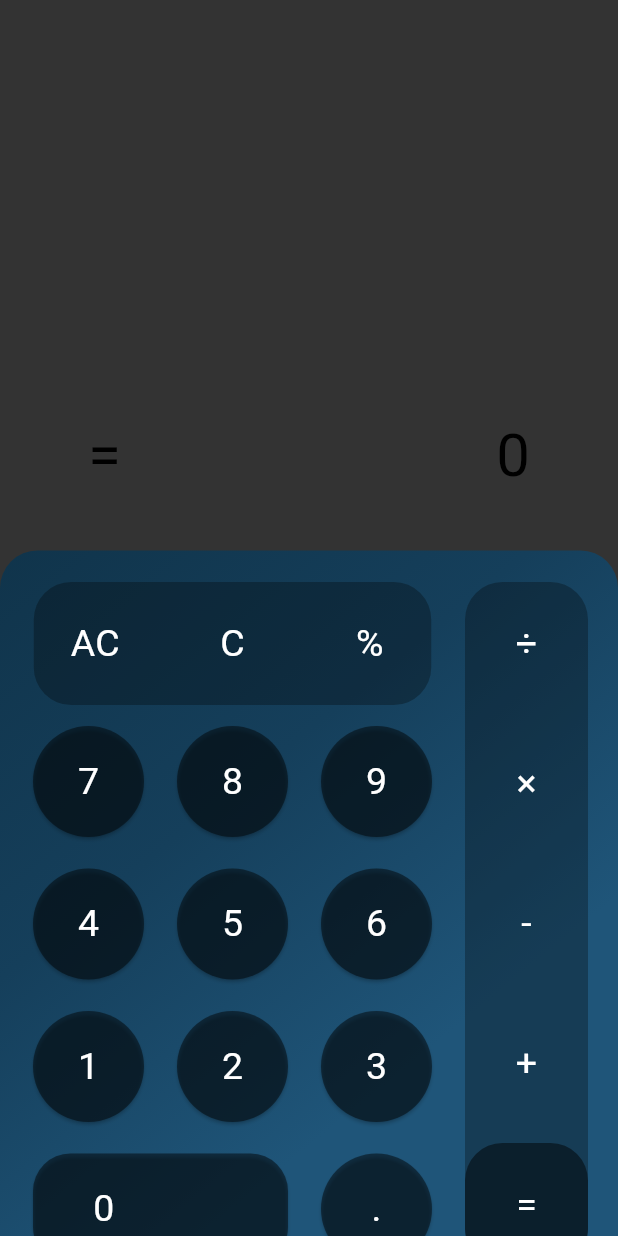
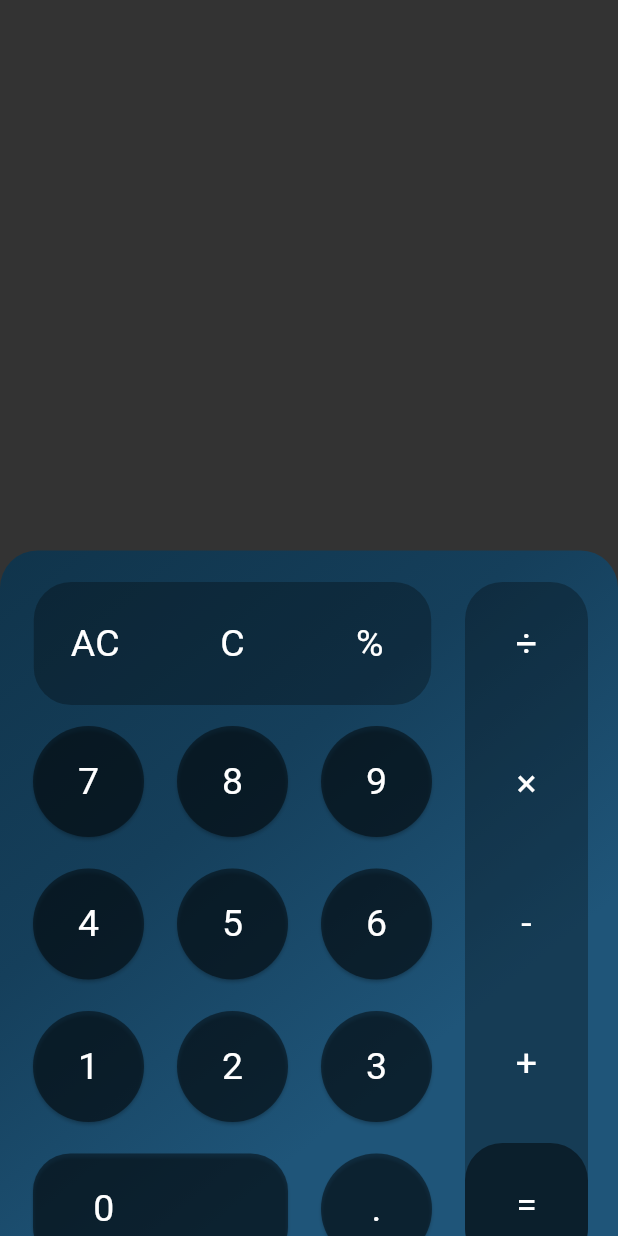
Before and after one commit to nakuldevmv/Calculator, a Flutter app: the screen it shows after launch, on a phone screen of 412 x 824 dp. Run offline on Flutter 3.47's test engine with Material 3 defaults, Android fonts, the phone set to English and light mode, and no system bars; our stand-ins replace get, smooth_page_indicator; missing offline and left inert: dart:ffi, function_tree.

Commit message:
Update calculator.dart

```diff
--- a/lib/Pages/calculator.dart
+++ b/lib/Pages/calculator.dart
@@ -27,62 +27,70 @@ class calculator extends StatelessWidget {
             builder: (getanswer) {
               return mainscreen(
                 isValue: controller.isValue,
-                child: Stack(
-                  alignment: Alignment.bottomCenter,
+                //   child: Stack(
+                //     alignment: Alignment.bottomCenter,
+                //     children: [
+                //       // Positioned(
+                //       //   top: 25,
+                //       //   left: 25,
+                //       //   child: InkWell(
+                //       //       onTap: () {
+                //       //         controller.screenUp();
+                //       //       },
+                //       //       child: const Icon(
+                //       //         Icons.menu,
+                //       //         size: 30,
+                //       //       )),
+                //       // ),
+                //       Container(
+                //         height: 115,
+                //         width: 375,
+                //         padding: const EdgeInsets.only(
+                //             left: 40, right: 40, bottom: 10),
+                //         // color: const Color.fromARGB(66, 244, 67, 54),
+                //         child: Column(
+                //           mainAxisAlignment: MainAxisAlignment.end,
+                //           crossAxisAlignment: CrossAxisAlignment.end,
+                //           children: [
+                //             Container(
+                //               color: Colors.transparent,
+                //               child: Text(
+                //                 controller.h.toString(),
+                //                 style: const TextStyle(fontSize: 22),
+                //               ),
+                //             ),
+                //             const SizedBox(
+                //               height: 5,
+                //             ),
+                //             Row(
+                //               mainAxisAlignment: MainAxisAlignment.spaceBetween,
+                //               children: [
+                //                 const Text(
+                //                   "=",
+                //                   style: TextStyle(fontSize: 40),
+                //                 ),
+                //                 SizedBox(
+                //                   width: 200,
+                //                   child: Text(
+                //                     textAlign: TextAlign.right,
+                //                     overflow: TextOverflow.ellipsis,
+                //                     controller.v.toString(),
+                //                     style: const TextStyle(fontSize: 40),
+                //                   ),
+                //                 ),
+                //               ],
+                //             )
+                //           ],
+                //         ),
+                //       ),
+                //     ],
+                //   ),
+
+                child: const Column(
                   children: [
-                    // Positioned(
-                    //   top: 25,
-                    //   left: 25,
-                    //   child: InkWell(
-                    //       onTap: () {
-                    //         controller.screenUp();
-                    //       },
-                    //       child: const Icon(
-                    //         Icons.menu,
-                    //         size: 30,
-                    //       )),
-                    // ),
-                    Container(
-                      height: 115,
-                      width: 375,
-                      padding: const EdgeInsets.only(
-                          left: 40, right: 40, bottom: 10),
-                      // color: const Color.fromARGB(66, 244, 67, 54),
-                      child: Column(
-                        mainAxisAlignment: MainAxisAlignment.end,
-                        crossAxisAlignment: CrossAxisAlignment.end,
-                        children: [
-                          Container(
-                            color: Colors.transparent,
-                            child: Text(
-                              controller.h.toString(),
-                              style: const TextStyle(fontSize: 22),
-                            ),
-                          ),
-                          const SizedBox(
-                            height: 5,
-                          ),
-                          Row(
-                            mainAxisAlignment: MainAxisAlignment.spaceBetween,
-                            children: [
-                              const Text(
-                                "=",
-                                style: TextStyle(fontSize: 40),
-                              ),
-                              SizedBox(
-                                width: 200,
-                                child: Text(
-                                  textAlign: TextAlign.right,
-                                  overflow: TextOverflow.ellipsis,
-                                  controller.v.toString(),
-                                  style: const TextStyle(fontSize: 40),
-                                ),
-                              ),
-                            ],
-                          )
-                        ],
-                      ),
-                    ),
+                    Row(
+                      children: [],
+                    )
                   ],
                 ),
               );
@@ -754,7 +762,7 @@ class calculator extends StatelessWidget {
                       dotColor: Color.fromARGB(123, 1, 5, 7),
                       dotHeight: 10,
                       dotWidth: 20,
-                      activeDotColor: Color.fromARGB(255, 1, 5, 7),
+                      activeDotColor: Color.fromARGB(64, 255, 255, 255),
                     ),
                   ),
                 ),
```
